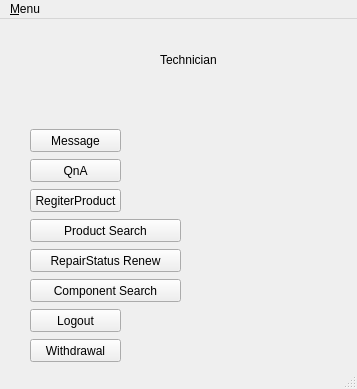
This is FiveOfRuler/TechnicianWindow.ui in simneol/JuDeP as Qt 5 draws it before an edit. The edited form follows.
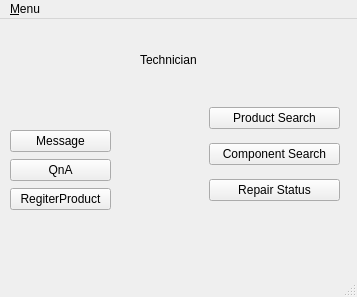
This is the edited form.

```diff
--- a/FiveOfRuler/TechnicianWindow.ui
+++ b/FiveOfRuler/TechnicianWindow.ui
@@ -7,7 +7,7 @@
     <x>0</x>
     <y>0</y>
     <width>357</width>
-    <height>389</height>
+    <height>297</height>
    </rect>
   </property>
   <property name="windowTitle">
@@ -17,7 +17,7 @@
    <widget class="QLabel" name="label">
     <property name="geometry">
      <rect>
-      <x>160</x>
+      <x>140</x>
       <y>30</y>
       <width>111</width>
       <height>21</height>
@@ -27,109 +27,71 @@
      <string>Technician</string>
     </property>
    </widget>
-   <widget class="QPushButton" name="btn_RegiterProduct">
+   <widget class="QWidget" name="verticalLayoutWidget">
     <property name="geometry">
      <rect>
-      <x>30</x>
-      <y>170</y>
-      <width>91</width>
-      <height>23</height>
-     </rect>
-    </property>
-    <property name="text">
-     <string>RegiterProduct</string>
-    </property>
-   </widget>
-   <widget class="QPushButton" name="btn_RepairStatusrenew">
-    <property name="geometry">
-     <rect>
-      <x>30</x>
-      <y>230</y>
-      <width>151</width>
-      <height>23</height>
-     </rect>
-    </property>
-    <property name="text">
-     <string>RepairStatus Renew</string>
-    </property>
-   </widget>
-   <widget class="QPushButton" name="btn_message">
-    <property name="geometry">
-     <rect>
-      <x>30</x>
+      <x>10</x>
       <y>110</y>
-      <width>91</width>
-      <height>23</height>
+      <width>101</width>
+      <height>83</height>
      </rect>
     </property>
+    <layout class="QVBoxLayout" name="verticalLayout">
+     <item>
+      <widget class="QPushButton" name="btn_message">
     <property name="text">
      <string>Message</string>
     </property>
    </widget>
-   <widget class="QPushButton" name="btn_productSearch">
-    <property name="geometry">
-     <rect>
-      <x>30</x>
-      <y>200</y>
-      <width>151</width>
-      <height>23</height>
-     </rect>
-    </property>
-    <property name="text">
-     <string>Product Search</string>
-    </property>
-   </widget>
+     </item>
+     <item>
    <widget class="QPushButton" name="btn_QnA">
-    <property name="geometry">
-     <rect>
-      <x>30</x>
-      <y>140</y>
-      <width>91</width>
-      <height>23</height>
-     </rect>
-    </property>
     <property name="text">
      <string>QnA</string>
     </property>
    </widget>
-   <widget class="QPushButton" name="btn_logout">
-    <property name="geometry">
-     <rect>
-      <x>30</x>
-      <y>290</y>
-      <width>91</width>
-      <height>23</height>
-     </rect>
-    </property>
+     </item>
+     <item>
+      <widget class="QPushButton" name="btn_RegiterProduct">
     <property name="text">
-     <string>Logout</string>
-    </property>
-   </widget>
-   <widget class="QPushButton" name="btn_Withdrawal">
+        <string>RegiterProduct</string>
+       </property>
+      </widget>
+     </item>
+    </layout>
+   </widget>
+   <widget class="QWidget" name="verticalLayoutWidget_2">
     <property name="geometry">
      <rect>
-      <x>30</x>
-      <y>320</y>
-      <width>91</width>
-      <height>23</height>
+      <x>209</x>
+      <y>80</y>
+      <width>131</width>
+      <height>112</height>
      </rect>
     </property>
+    <layout class="QVBoxLayout" name="verticalLayout_2">
+     <item>
+      <widget class="QPushButton" name="btn_productSearch">
     <property name="text">
-     <string>Withdrawal</string>
-    </property>
-   </widget>
+        <string>Product Search</string>
+       </property>
+      </widget>
+     </item>
+     <item>
    <widget class="QPushButton" name="btn_compoSearch">
-    <property name="geometry">
-     <rect>
-      <x>30</x>
-      <y>260</y>
-      <width>151</width>
-      <height>23</height>
-     </rect>
-    </property>
     <property name="text">
      <string>Component Search</string>
     </property>
+      </widget>
+     </item>
+     <item>
+      <widget class="QPushButton" name="btn_RepairStatus">
+       <property name="text">
+        <string>Repair Status</string>
+       </property>
+      </widget>
+     </item>
+    </layout>
    </widget>
   </widget>
   <widget class="QMenuBar" name="menubar">
```
Lines whose indentation alone changed are shown as unchanged.
